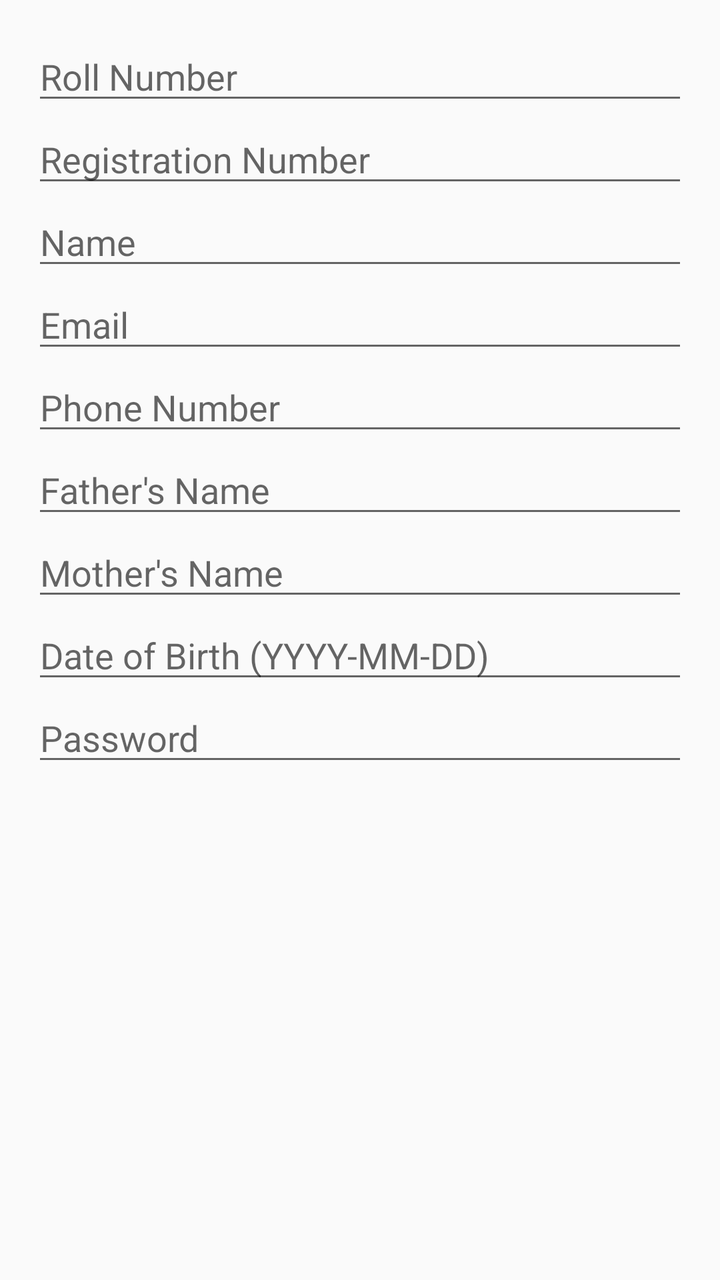
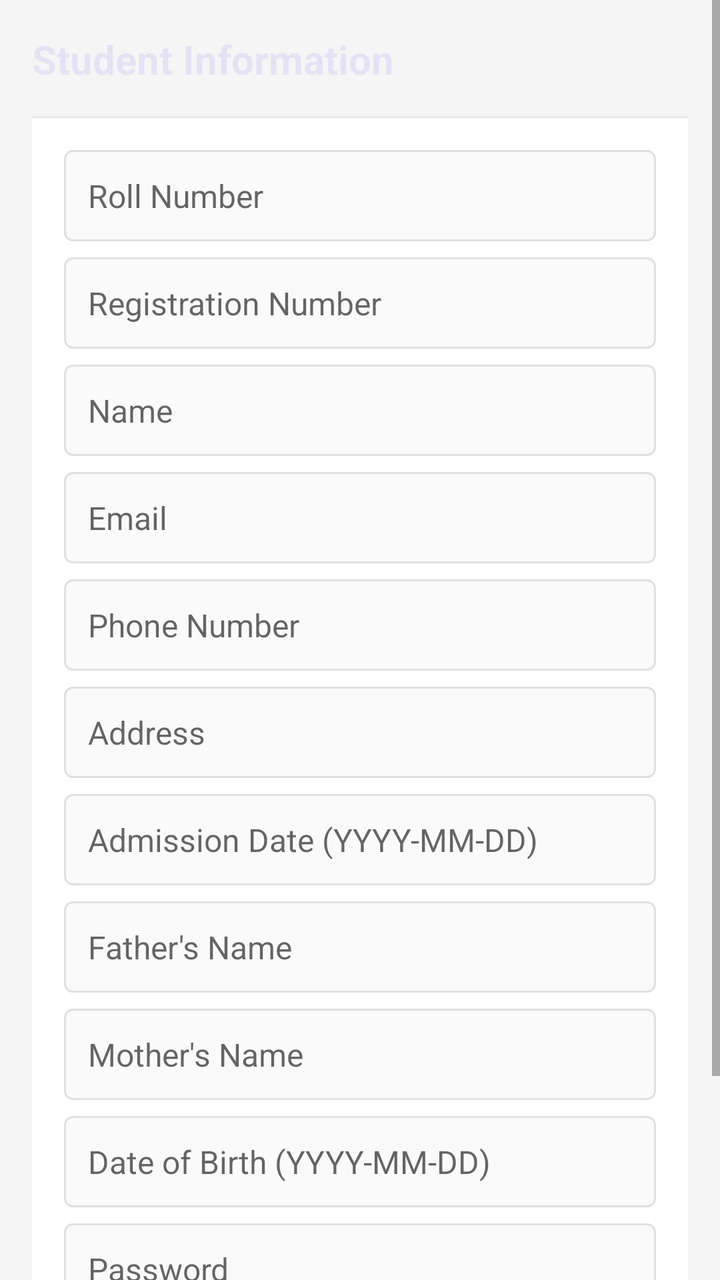

An Android layout rendered at two revisions. The XML below is the earlier revision; the diff shows what the commit changed to produce the second picture.
<!-- AndroidManifest.xml: application theme Theme.AppCompat.Light.DarkActionBar -->
<!-- res/layout/dialog_add_student.xml -->
<?xml version="1.0" encoding="utf-8"?>
<ScrollView xmlns:android="http://schemas.android.com/apk/res/android"
    android:layout_width="match_parent"
    android:layout_height="wrap_content"
    android:padding="16dp">

    <LinearLayout
        android:orientation="vertical"
        android:layout_width="match_parent"
        android:layout_height="wrap_content">

        <EditText android:id="@+id/et_roll"
            android:hint="Roll Number"
            android:layout_width="match_parent"
            android:layout_height="wrap_content"/>

        <EditText android:id="@+id/et_reg"
            android:hint="Registration Number"
            android:layout_width="match_parent"
            android:layout_height="wrap_content"/>

        <EditText android:id="@+id/et_name"
            android:hint="Name"
            android:layout_width="match_parent"
            android:layout_height="wrap_content"/>

        <EditText android:id="@+id/et_email"
            android:hint="Email"
            android:inputType="textEmailAddress"
            android:layout_width="match_parent"
            android:layout_height="wrap_content"/>

        <EditText android:id="@+id/et_phone"
            android:hint="Phone Number"
            android:inputType="phone"
            android:layout_width="match_parent"
            android:layout_height="wrap_content"/>

        <EditText android:id="@+id/et_father"
            android:hint="Father's Name"
            android:layout_width="match_parent"
            android:layout_height="wrap_content"/>

        <EditText android:id="@+id/et_mother"
            android:hint="Mother's Name"
            android:layout_width="match_parent"
            android:layout_height="wrap_content"/>

        <EditText android:id="@+id/et_dob"
            android:hint="Date of Birth (YYYY-MM-DD)"
            android:layout_width="match_parent"
            android:layout_height="wrap_content"/>

        <EditText android:id="@+id/et_password"
            android:hint="Password"
            android:inputType="textPassword"
            android:layout_width="match_parent"
            android:layout_height="wrap_content"/>
    </LinearLayout>
</ScrollView>
<!-- resources referenced by this layout -->
<resources>

</resources>

<!-- the commit's change to res/layout/dialog_add_student.xml (unified diff, before → after) -->
@@ -1,60 +1,143 @@
 <?xml version="1.0" encoding="utf-8"?>
 <ScrollView xmlns:android="http://schemas.android.com/apk/res/android"
     android:layout_width="match_parent"
-    android:layout_height="wrap_content"
-    android:padding="16dp">
+    android:layout_height="match_parent"
+    android:background="#f5f5f5"
+    android:fillViewport="true">
 
     <LinearLayout
         android:orientation="vertical"
         android:layout_width="match_parent"
-        android:layout_height="wrap_content">
+        android:layout_height="wrap_content"
+        android:padding="16dp">
 
-        <EditText android:id="@+id/et_roll"
-            android:hint="Roll Number"
+        <TextView
             android:layout_width="match_parent"
-            android:layout_height="wrap_content"/>
+            android:layout_height="wrap_content"
+            android:text="Student Information"
+            android:textSize="20sp"
+            android:textColor="#141415ff"
+            android:textStyle="bold"
+            android:layout_marginBottom="16dp"/>
 
-        <EditText android:id="@+id/et_reg"
-            android:hint="Registration Number"
+        <LinearLayout
             android:layout_width="match_parent"
-            android:layout_height="wrap_content"/>
+            android:layout_height="wrap_content"
+            android:orientation="vertical"
+            android:background="@android:color/white"
+            android:padding="16dp"
+            android:elevation="2dp">
 
-        <EditText android:id="@+id/et_name"
-            android:hint="Name"
-            android:layout_width="match_parent"
-            android:layout_height="wrap_content"/>
+            <EditText android:id="@+id/et_roll"
+                android:hint="Roll Number"
+                android:layout_width="match_parent"
+                android:layout_height="wrap_content"
+                android:textSize="16sp"
+                android:padding="12dp"
+                android:background="@drawable/edittext_bg"/>
 
-        <EditText android:id="@+id/et_email"
-            android:hint="Email"
-            android:inputType="textEmailAddress"
-            android:layout_width="match_parent"
-            android:layout_height="wrap_content"/>
+            <EditText android:id="@+id/et_reg"
+                android:hint="Registration Number"
+                android:layout_width="match_parent"
+                android:layout_height="wrap_content"
+                android:textSize="16sp"
+                android:padding="12dp"
+                android:layout_marginTop="8dp"
+                android:background="@drawable/edittext_bg"/>
 
-        <EditText android:id="@+id/et_phone"
-            android:hint="Phone Number"
-            android:inputType="phone"
-            android:layout_width="match_parent"
-            android:layout_height="wrap_content"/>
+            <EditText android:id="@+id/et_name"
+                android:hint="Name"
+                android:layout_width="match_parent"
+                android:layout_height="wrap_content"
+                android:textSize="16sp"
+                android:padding="12dp"
+                android:layout_marginTop="8dp"
+                android:background="@drawable/edittext_bg"/>
 
-        <EditText android:id="@+id/et_father"
-            android:hint="Father's Name"
-            android:layout_width="match_parent"
-            android:layout_height="wrap_content"/>
+            <EditText android:id="@+id/et_email"
+                android:hint="Email"
+                android:inputType="textEmailAddress"
+                android:layout_width="match_parent"
+                android:layout_height="wrap_content"
+                android:textSize="16sp"
+                android:padding="12dp"
+                android:layout_marginTop="8dp"
+                android:background="@drawable/edittext_bg"/>
 
-        <EditText android:id="@+id/et_mother"
-            android:hint="Mother's Name"
-            android:layout_width="match_parent"
-            android:layout_height="wrap_content"/>
+            <EditText android:id="@+id/et_phone"
+                android:hint="Phone Number"
+                android:inputType="phone"
+                android:layout_width="match_parent"
+                android:layout_height="wrap_content"
+                android:textSize="16sp"
+                android:padding="12dp"
+                android:layout_marginTop="8dp"
+                android:background="@drawable/edittext_bg"/>
 
-        <EditText android:id="@+id/et_dob"
-            android:hint="Date of Birth (YYYY-MM-DD)"
-            android:layout_width="match_parent"
-            android:layout_height="wrap_content"/>
+            <EditText android:id="@+id/et_address"
+                android:hint="Address"
+                android:layout_width="match_parent"
+                android:layout_height="wrap_content"
+                android:textSize="16sp"
+                android:padding="12dp"
+                android:layout_marginTop="8dp"
+                android:background="@drawable/edittext_bg"/>
 
-        <EditText android:id="@+id/et_password"
-            android:hint="Password"
-            android:inputType="textPassword"
-            android:layout_width="match_parent"
-            android:layout_height="wrap_content"/>
+            <EditText android:id="@+id/et_admission_date"
+                android:hint="Admission Date (YYYY-MM-DD)"
+                android:layout_width="match_parent"
+                android:layout_height="wrap_content"
+                android:textSize="16sp"
+                android:padding="12dp"
+                android:layout_marginTop="8dp"
+                android:background="@drawable/edittext_bg"/>
+
+            <EditText android:id="@+id/et_father"
+                android:hint="Father's Name"
+                android:layout_width="match_parent"
+                android:layout_height="wrap_content"
+                android:textSize="16sp"
+                android:padding="12dp"
+                android:layout_marginTop="8dp"
+                android:background="@drawable/edittext_bg"/>
+
+            <EditText android:id="@+id/et_mother"
+                android:hint="Mother's Name"
+                android:layout_width="match_parent"
+                android:layout_height="wrap_content"
+                android:textSize="16sp"
+                android:padding="12dp"
+                android:layout_marginTop="8dp"
+                android:background="@drawable/edittext_bg"/>
+
+            <EditText android:id="@+id/et_dob"
+                android:hint="Date of Birth (YYYY-MM-DD)"
+                android:layout_width="match_parent"
+                android:layout_height="wrap_content"
+                android:textSize="16sp"
+                android:padding="12dp"
+                android:layout_marginTop="8dp"
+                android:background="@drawable/edittext_bg"/>
+
+            <EditText android:id="@+id/et_password"
+                android:hint="Password"
+                android:inputType="textPassword"
+                android:layout_width="match_parent"
+                android:layout_height="wrap_content"
+                android:textSize="16sp"
+                android:padding="12dp"
+                android:layout_marginTop="8dp"
+                android:background="@drawable/edittext_bg"/>
+
+            <Button
+                android:layout_width="match_parent"
+                android:layout_height="48dp"
+                android:text="Submit"
+                android:layout_marginTop="24dp"
+                android:backgroundTint="#131313ff"
+                android:textColor="@android:color/white"
+                android:textAllCaps="false"
+                android:elevation="2dp"/>
+        </LinearLayout>
     </LinearLayout>
 </ScrollView>
<!-- resource entries referenced after the edit -->
@@ -1,5 +1,10 @@
 <!-- resources referenced by this layout -->
 <resources>
-
+  <!-- drawable edittext_bg (drawable) -->
+  <shape xmlns:android="http://schemas.android.com/apk/res/android">
+      <solid android:color="#fafafa"/>
+      <corners android:radius="4dp"/>
+      <stroke android:width="1dp" android:color="#e0e0e0"/>
+  </shape>
 </resources>
 
